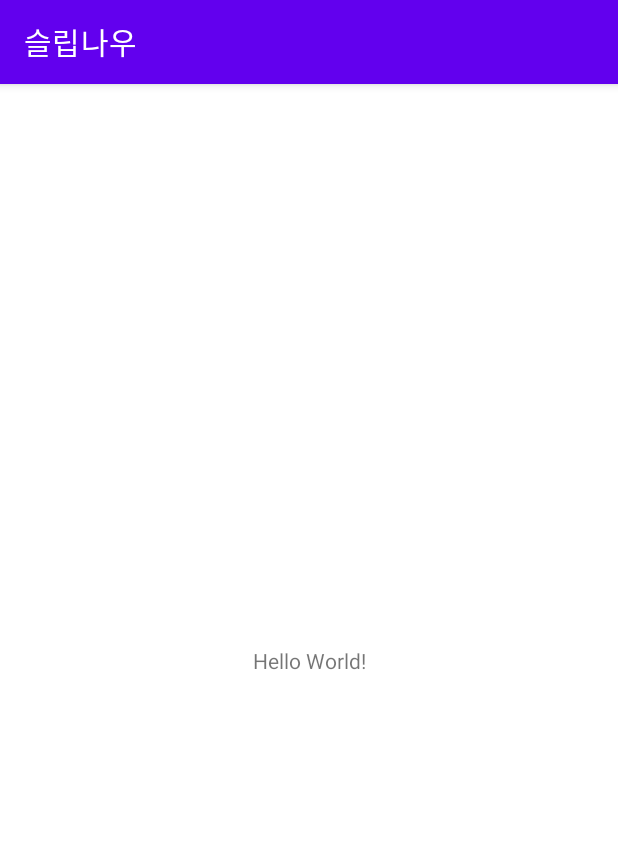
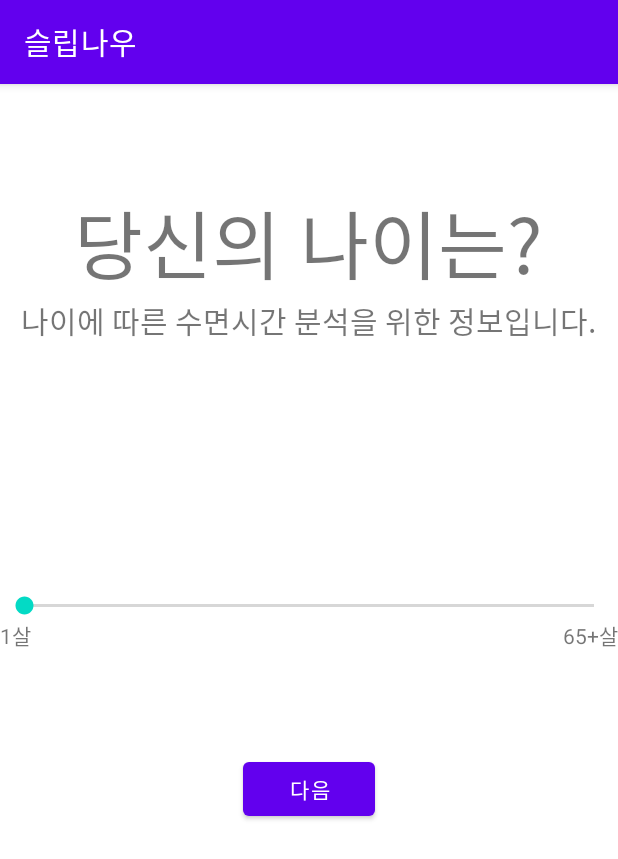
Before and after one commit to jaemin-Yoo/SleepNow, an Android app: the screen it shows after launch (MainActivity before the commit, SelectAgeActivity after it), on a phone screen of 412 x 824 dp. Shown: the top 859 px of the screen. Run offline under Robolectric (Android 15) with nearby library versions, the phone set to English and light mode, and no system bars; our stand-ins replace data binding.

Commit message:
Add SelectAgeViewModel and SeekBar

```diff
--- a/SleepNow/app/build.gradle
+++ b/SleepNow/app/build.gradle
@@ -1,6 +1,7 @@
 plugins {
     id 'com.android.application'
     id 'kotlin-android'
+    id 'kotlin-android-extensions'
 }
 
 android {
@@ -29,6 +30,9 @@ android {
     kotlinOptions {
         jvmTarget = '1.8'
     }
+    dataBinding{
+        enabled = true
+    }
 }
 
 dependencies {
@@ -40,4 +44,9 @@ dependencies {
     testImplementation 'junit:junit:4.+'
     androidTestImplementation 'androidx.test.ext:junit:1.1.3'
     androidTestImplementation 'androidx.test.espresso:espresso-core:3.4.0'
+
+    //ViewModel
+    def ktxVersion = '1.4.0'
+    implementation "androidx.activity:activity-ktx:$ktxVersion"
+    implementation "androidx.fragment:fragment-ktx:$ktxVersion"
 }
--- a/SleepNow/app/src/main/java/com/example/sleepnow/SelectAgeActivity.kt
+++ b/SleepNow/app/src/main/java/com/example/sleepnow/SelectAgeActivity.kt
@@ -1,11 +1,32 @@
 package com.example.sleepnow
 
+import android.content.Intent
 import androidx.appcompat.app.AppCompatActivity
 import android.os.Bundle
+import android.widget.SeekBar
+import androidx.activity.viewModels
+import androidx.databinding.DataBindingUtil
+import com.example.sleepnow.databinding.ActivitySelectAgeBinding
+import com.example.sleepnow.viewmodels.SelectAgeViewModel
+import kotlinx.android.synthetic.main.activity_select_age.*
 
 class SelectAgeActivity : AppCompatActivity() {
+
+    private lateinit var binding: ActivitySelectAgeBinding
+    private val model: SelectAgeViewModel by viewModels()
+
     override fun onCreate(savedInstanceState: Bundle?) {
         super.onCreate(savedInstanceState)
-        setContentView(R.layout.activity_select_age)
+
+        binding = DataBindingUtil.setContentView(this, R.layout.activity_select_age)
+        binding.lifecycleOwner = this
+        binding.vm = model
+
+        btn_next.setOnClickListener {
+            // MainActivity 이동
+            var intent = Intent(this, MainActivity::class.java)
+            startActivity(intent)
+            finish()
+        }
     }
 }
--- a/SleepNow/app/src/main/java/com/example/sleepnow/SplashActivity.kt
+++ b/SleepNow/app/src/main/java/com/example/sleepnow/SplashActivity.kt
@@ -16,7 +16,8 @@ class SplashActivity : AppCompatActivity() {
 
         val handler = Handler(Looper.getMainLooper())
         handler.postDelayed({
-            val intent = Intent(this, MainActivity::class.java)
+            // x초 뒤 SelectAgeActivity 이동
+            val intent = Intent(this, SelectAgeActivity::class.java)
             startActivity(intent)
             finish()
         }, SPLASH_TIME)
--- /dev/null
+++ b/SleepNow/app/src/main/java/com/example/sleepnow/viewmodels/SelectAgeViewModel.kt
@@ -0,0 +1,18 @@
+package com.example.sleepnow.viewmodels
+
+import android.app.Application
+import android.widget.SeekBar
+import androidx.lifecycle.AndroidViewModel
+import androidx.lifecycle.MutableLiveData
+
+class SelectAgeViewModel(application: Application): AndroidViewModel(application) {
+    var age = MutableLiveData<Int>()
+
+    init{
+        age.value = 1
+    }
+
+    fun changeAge(seekBar: SeekBar){
+        age.value = seekBar.progress
+    }
+}
--- a/SleepNow/app/src/main/res/layout/activity_select_age.xml
+++ b/SleepNow/app/src/main/res/layout/activity_select_age.xml
@@ -1,42 +1,107 @@
 <?xml version="1.0" encoding="utf-8"?>
-<androidx.constraintlayout.widget.ConstraintLayout xmlns:android="http://schemas.android.com/apk/res/android"
+<layout xmlns:android="http://schemas.android.com/apk/res/android"
     xmlns:app="http://schemas.android.com/apk/res-auto"
-    xmlns:tools="http://schemas.android.com/tools"
+    xmlns:tools="http://schemas.android.com/tools">
+
+    <data>
+        <variable
+            name="vm"
+            type="com.example.sleepnow.viewmodels.SelectAgeViewModel" />
+    </data>
+
+    <androidx.constraintlayout.widget.ConstraintLayout
         android:layout_width="match_parent"
         android:layout_height="match_parent"
         tools:context=".SelectAgeActivity">
 
-    <TextView
-        android:id="@+id/tv_select_age"
-        android:layout_width="wrap_content"
+        <LinearLayout
+            android:id="@+id/linear1"
+            android:layout_width="match_parent"
             android:layout_height="wrap_content"
-        android:text="나이를\n선택해주세요."
-        android:textSize="50dp"
+            android:orientation="vertical"
             android:gravity="center"
             app:layout_constraintTop_toTopOf="parent"
             app:layout_constraintStart_toStartOf="parent"
             app:layout_constraintEnd_toEndOf="parent"
-        app:layout_constraintBottom_toTopOf="@+id/sb_age"/>
+            app:layout_constraintBottom_toTopOf="@+id/linear2">
+
+            <TextView
+                android:layout_width="wrap_content"
+                android:layout_height="wrap_content"
+                android:text="당신의 나이는?"
+                android:textSize="50dp"
+                android:gravity="center"/>
+
+            <TextView
+                android:layout_width="wrap_content"
+                android:layout_height="wrap_content"
+                android:text="나이에 따른 수면시간 분석을 위한 정보입니다."
+                android:textSize="20dp"
+                android:gravity="center"/>
+
+        </LinearLayout>
+
+        <LinearLayout
+            android:id="@+id/linear2"
+            android:layout_width="match_parent"
+            android:layout_height="wrap_content"
+            android:orientation="vertical"
+            app:layout_constraintTop_toBottomOf="@+id/linear1"
+            app:layout_constraintStart_toStartOf="parent"
+            app:layout_constraintEnd_toEndOf="parent"
+            app:layout_constraintBottom_toTopOf="@+id/btn_next">
+
+            <TextView
+                android:layout_width="wrap_content"
+                android:layout_height="wrap_content"
+                android:text="@{vm.age.toString()}"
+                android:textSize="50dp"
+                android:layout_marginBottom="30dp"
+                android:layout_gravity="center"/>
 
             <SeekBar
                 android:id="@+id/sb_age"
                 android:layout_width="match_parent"
                 android:layout_height="wrap_content"
                 android:max="65"
-        android:progress="0"
-        app:layout_constraintTop_toBottomOf="@+id/tv_select_age"
-        app:layout_constraintStart_toStartOf="parent"
-        app:layout_constraintEnd_toEndOf="parent"
-        app:layout_constraintBottom_toTopOf="@+id/btn_next"/>
+                android:min="1"
+                android:progress="1"
+                android:onProgressChanged="@{()->vm.changeAge(sbAge)}"/>
+
+            <LinearLayout
+                android:layout_width="match_parent"
+                android:layout_height="wrap_content"
+                android:orientation="horizontal">
+
+                <TextView
+                    android:layout_width="wrap_content"
+                    android:layout_height="wrap_content"
+                    android:text="1살"/>
+
+                <View
+                    android:layout_width="wrap_content"
+                    android:layout_height="match_parent"
+                    android:layout_weight="1"/>
+
+                <TextView
+                    android:layout_width="wrap_content"
+                    android:layout_height="wrap_content"
+                    android:text="65+살"/>
+
+            </LinearLayout>
+
+        </LinearLayout>
 
         <Button
             android:id="@+id/btn_next"
             android:layout_width="wrap_content"
             android:layout_height="wrap_content"
             android:text="다음"
-        app:layout_constraintTop_toBottomOf="@+id/sb_age"
+            app:layout_constraintTop_toBottomOf="@+id/linear1"
             app:layout_constraintStart_toStartOf="parent"
             app:layout_constraintEnd_toEndOf="parent"
             app:layout_constraintBottom_toBottomOf="parent"/>
 
     </androidx.constraintlayout.widget.ConstraintLayout>
+
+</layout>
```
Lines whose indentation alone changed are shown as unchanged.
